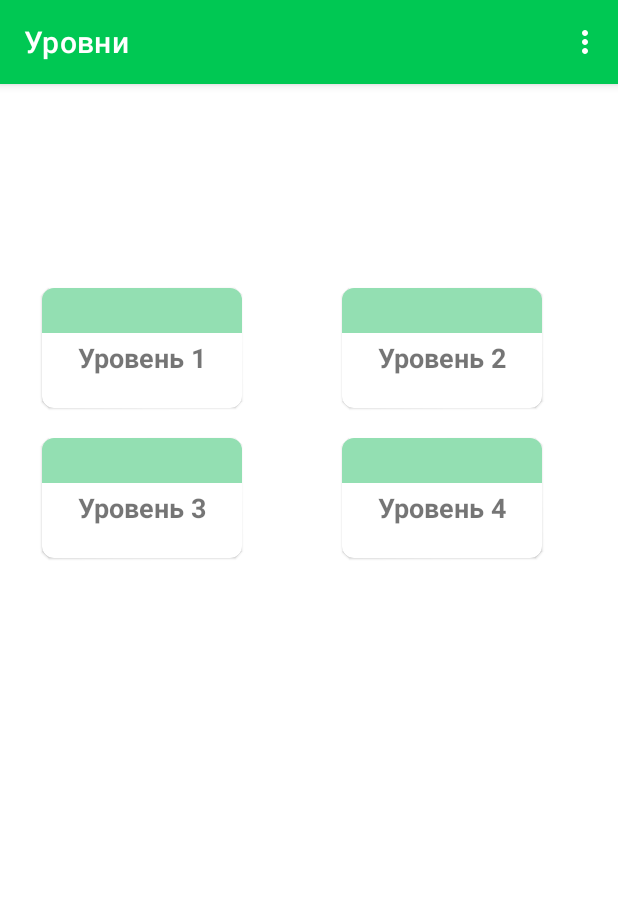
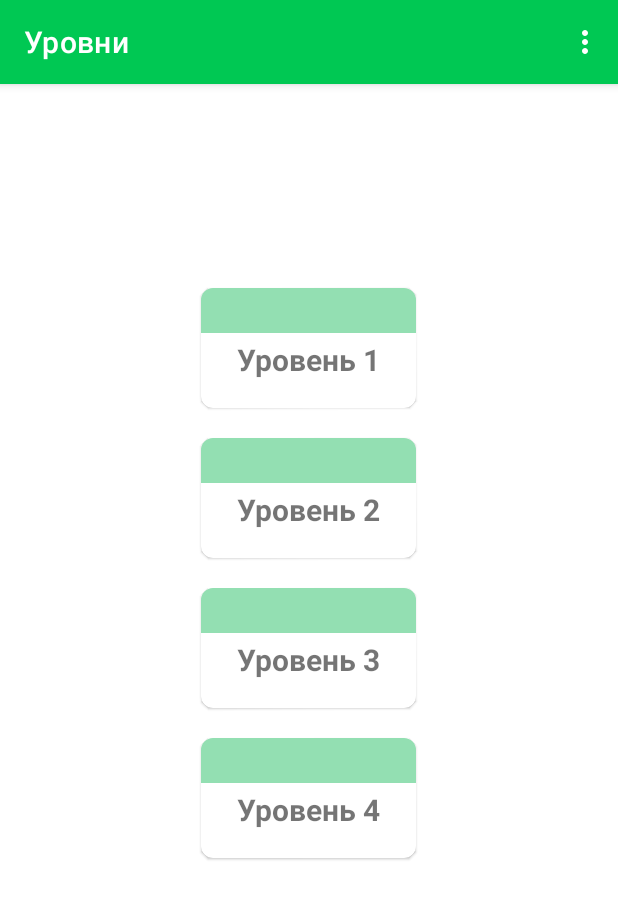
Before and after one commit to prolapsed-kneecap/AgayUniversity, an Android app: the screen it shows after launch (MainActivity), on a phone screen of 412 x 824 dp. Shown: the top 899 px of the screen. Run offline under Robolectric (Android 15) with nearby library versions, the phone set to English and light mode, and no system bars; our stand-ins replace navigation-ui.

Commit message:
html tech, mutablelist for one level

```diff
--- a/app/src/main/java/com/polich/kneecap/fragment/LevelSelectionFragment.kt
+++ b/app/src/main/java/com/polich/kneecap/fragment/LevelSelectionFragment.kt
@@ -23,7 +23,7 @@ class LevelSelectionFragment : Fragment() {
 
         val level = arrayListOf("1", "2", "3", "4")
         val recycler : RecyclerView = view.findViewById(R.id.recyclerLevel)
-        val columns : Int = 2
+        val columns : Int = 1
 
         recycler.layoutManager = GridLayoutManager(requireContext(), columns)
 
--- a/app/src/main/res/layout/fragment_level_selection.xml
+++ b/app/src/main/res/layout/fragment_level_selection.xml
@@ -15,10 +15,10 @@
     </LinearLayout>
 
     <androidx.recyclerview.widget.RecyclerView
-        android:layout_marginLeft="12dp"
-        android:layout_gravity="center_horizontal"
+        android:layout_gravity="center"
         android:layout_weight="1"
+        tools:listitem="@layout/item_level"
         android:id="@+id/recyclerLevel"
-        android:layout_width="match_parent"
+        android:layout_width="wrap_content"
         android:layout_height="match_parent" />
 </LinearLayout>
--- a/app/src/main/res/layout/item_level.xml
+++ b/app/src/main/res/layout/item_level.xml
@@ -18,7 +18,7 @@
     android:checkable="true">
 
     <LinearLayout
-        android:layout_width="match_parent"
+        android:layout_width="wrap_content"
         android:layout_height="80dp"
         android:orientation="vertical">
 
@@ -31,9 +31,9 @@
         <TextView
             android:id="@+id/info_text"
             android:text="@string/level_one"
-            android:textSize="18sp"
+            android:textSize="20sp"
             android:textStyle="bold"
-            android:layout_gravity="center_vertical"
+            android:layout_gravity="center_vertical|center_horizontal"
             android:layout_weight="5"
             android:layout_width="match_parent"
             android:layout_height="0dp"
```
Also changed, not shown: app/src/main/java/com/polich/kneecap/Event.kt (+6 -9 lines), app/src/main/java/com/polich/kneecap/Level.kt (+77 -1 lines), app/src/main/java/com/polich/kneecap/fragment/EventFragment.kt (+7 -0 lines), app/src/main/java/com/polich/kneecap/fragment/GameFragment.kt (+2 -5 lines), 1 other file.
